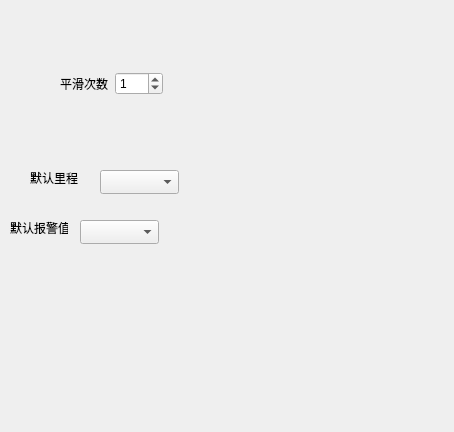
Above: src/config_ui/qt/src/config/headers/widgets/variant_edit/extend.ui from eth-from-zero/qzy-environmental-monitoring before the change. Below: the same form after it.
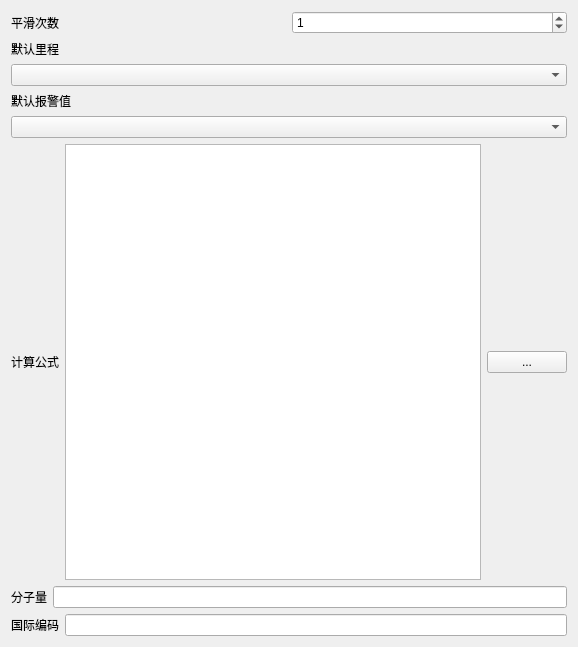
That is the form after the change.

What changed in the file:
```diff
--- a/src/config_ui/qt/src/config/headers/widgets/variant_edit/extend.ui
+++ b/src/config_ui/qt/src/config/headers/widgets/variant_edit/extend.ui
@@ -6,88 +6,106 @@
    <rect>
     <x>0</x>
     <y>0</y>
-    <width>454</width>
-    <height>432</height>
+    <width>578</width>
+    <height>647</height>
    </rect>
   </property>
   <property name="windowTitle">
    <string>Form</string>
   </property>
-  <widget class="QComboBox" name="comboBox">
-   <property name="geometry">
-    <rect>
-     <x>100</x>
-     <y>170</y>
-     <width>79</width>
-     <height>24</height>
-    </rect>
-   </property>
-  </widget>
-  <widget class="QLabel" name="label_2">
-   <property name="geometry">
-    <rect>
-     <x>30</x>
-     <y>170</y>
-     <width>58</width>
-     <height>16</height>
-    </rect>
-   </property>
-   <property name="text">
-    <string>默认里程</string>
-   </property>
-  </widget>
-  <widget class="QComboBox" name="comboBox_2">
-   <property name="geometry">
-    <rect>
-     <x>80</x>
-     <y>220</y>
-     <width>79</width>
-     <height>24</height>
-    </rect>
-   </property>
-   <property name="currentIndex">
-    <number>-1</number>
-   </property>
-  </widget>
-  <widget class="QLabel" name="label_3">
-   <property name="geometry">
-    <rect>
-     <x>10</x>
-     <y>220</y>
-     <width>58</width>
-     <height>16</height>
-    </rect>
-   </property>
-   <property name="text">
-    <string>默认报警值</string>
-   </property>
-  </widget>
-  <widget class="QWidget" name="">
-   <property name="geometry">
-    <rect>
-     <x>60</x>
-     <y>70</y>
-     <width>103</width>
-     <height>27</height>
-    </rect>
-   </property>
-   <layout class="QHBoxLayout" name="horizontalLayout">
-    <item>
-     <widget class="QLabel" name="label">
-      <property name="text">
-       <string>平滑次数</string>
-      </property>
-     </widget>
-    </item>
-    <item>
-     <widget class="QSpinBox" name="spinBox">
-      <property name="value">
-       <number>1</number>
-      </property>
-     </widget>
-    </item>
-   </layout>
-  </widget>
+  <layout class="QVBoxLayout" name="verticalLayout">
+   <item>
+    <layout class="QHBoxLayout" name="horizontalLayout">
+     <item>
+      <widget class="QLabel" name="label">
+       <property name="text">
+        <string>平滑次数</string>
+       </property>
+      </widget>
+     </item>
+     <item>
+      <widget class="QSpinBox" name="spinBox">
+       <property name="value">
+        <number>1</number>
+       </property>
+      </widget>
+     </item>
+    </layout>
+   </item>
+   <item>
+    <widget class="QLabel" name="label_2">
+     <property name="text">
+      <string>默认里程</string>
+     </property>
+    </widget>
+   </item>
+   <item>
+    <widget class="QComboBox" name="comboBox"/>
+   </item>
+   <item>
+    <widget class="QLabel" name="label_3">
+     <property name="text">
+      <string>默认报警值</string>
+     </property>
+    </widget>
+   </item>
+   <item>
+    <widget class="QComboBox" name="comboBox_2">
+     <property name="currentIndex">
+      <number>-1</number>
+     </property>
+    </widget>
+   </item>
+   <item>
+    <layout class="QHBoxLayout" name="horizontalLayout_2">
+     <item>
+      <widget class="QLabel" name="label_4">
+       <property name="text">
+        <string>计算公式</string>
+       </property>
+      </widget>
+     </item>
+     <item>
+      <widget class="QPlainTextEdit" name="plainTextEdit"/>
+     </item>
+     <item>
+      <widget class="QPushButton" name="pushButton">
+       <property name="text">
+        <string>...</string>
+       </property>
+      </widget>
+     </item>
+    </layout>
+   </item>
+   <item>
+    <layout class="QHBoxLayout" name="horizontalLayout_3">
+     <item>
+      <widget class="QLabel" name="label_5">
+       <property name="text">
+        <string>分子量</string>
+       </property>
+      </widget>
+     </item>
+     <item>
+      <widget class="QLineEdit" name="lineEdit"/>
+     </item>
+    </layout>
+   </item>
+   <item>
+    <layout class="QHBoxLayout" name="horizontalLayout_4">
+     <item>
+      <widget class="QLabel" name="label_6">
+       <property name="text">
+        <string>国际编码</string>
+       </property>
+      </widget>
+     </item>
+     <item>
+      <widget class="QLineEdit" name="lineEdit_2"/>
+     </item>
+    </layout>
+   </item>
+  </layout>
  </widget>
  <resources/>
  <connections/>
```
